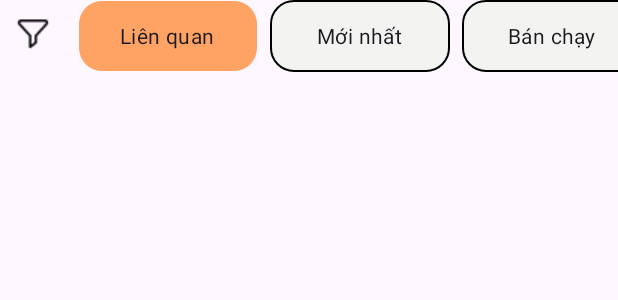
After one commit to AKhoa2109/UniDocs, an Android app: the layout fragment_search_document.xml on its own in the app's theme, with its tools: preview values and no code run, on a phone screen of 412 x 824 dp. The commit adds this screen. Shown: the top 300 px of the screen. Run offline under Robolectric (Android 15) with nearby library versions, the phone set to English and light mode, and no system bars.

Commit message:
Thêm giao diện SearchDocumentFragment

```diff
--- /dev/null
+++ b/app/src/main/res/drawable/custom_radio_button_background.xml
@@ -0,0 +1,9 @@
+<?xml version="1.0" encoding="utf-8"?>
+<shape xmlns:android="http://schemas.android.com/apk/res/android"
+    android:shape="rectangle">
+    <solid android:color="@color/custom_gray"/>
+    <corners android:radius="15dp"/>
+    <stroke
+        android:width="1dp"
+        android:color="@color/black"/>
+</shape>
--- /dev/null
+++ b/app/src/main/res/drawable/custom_radio_button_checked_background.xml
@@ -0,0 +1,9 @@
+<?xml version="1.0" encoding="utf-8"?>
+<shape xmlns:android="http://schemas.android.com/apk/res/android"
+    android:shape="rectangle">
+    <solid android:color="@color/colorSecondary"/>
+    <corners android:radius="15dp"/>
+    <stroke
+        android:width="1dp"
+        android:color="@android:color/transparent"/>
+</shape>
--- /dev/null
+++ b/app/src/main/res/drawable/filter_selector.xml
@@ -0,0 +1,6 @@
+<?xml version="1.0" encoding="utf-8"?>
+<selector xmlns:android="http://schemas.android.com/apk/res/android">
+    <item android:state_checked="true"
+        android:drawable="@drawable/custom_radio_button_checked_background"/>
+    <item android:drawable="@drawable/custom_radio_button_background"/>
+</selector>
--- /dev/null
+++ b/app/src/main/res/drawable/spiner_background.xml
@@ -0,0 +1,9 @@
+<?xml version="1.0" encoding="utf-8"?>
+<shape xmlns:android="http://schemas.android.com/apk/res/android"
+    android:shape="rectangle">
+    <solid android:color="@color/custom_gray"/>
+    <corners android:radius="15dp"/>
+    <stroke
+        android:width="1dp"
+        android:color="@color/black"/>
+</shape>
--- a/app/src/main/res/layout/activity_search.xml
+++ b/app/src/main/res/layout/activity_search.xml
@@ -28,9 +28,10 @@
         <com.google.android.material.card.MaterialCardView
             android:layout_width="0dp"
             android:layout_height="wrap_content"
-            android:layout_weight="1"
+            android:layout_weight="5"
             app:cardBackgroundColor="@color/custom_gray"
             app:cardCornerRadius="12dp"
+            android:layout_marginEnd="5dp"
             app:strokeColor="#e9e9e9">
 
             <LinearLayout
--- /dev/null
+++ b/app/src/main/res/layout/fragment_search_document.xml
@@ -0,0 +1,83 @@
+<?xml version="1.0" encoding="utf-8"?>
+<LinearLayout xmlns:android="http://schemas.android.com/apk/res/android"
+    xmlns:tools="http://schemas.android.com/tools"
+    xmlns:app="http://schemas.android.com/apk/res-auto"
+    android:layout_width="match_parent"
+    android:layout_height="match_parent"
+    android:orientation="vertical"
+    tools:context=".fragment.SearchDocumentFragment">
+
+    <!-- TODO: Update blank fragment layout -->
+    <LinearLayout
+        android:layout_width="match_parent"
+        android:layout_height="wrap_content"
+        android:orientation="horizontal">
+        <ImageView
+            android:id="@+id/ivFilter"
+            android:layout_width="wrap_content"
+            android:layout_height="wrap_content"
+            android:padding="10dp"
+            android:src="@drawable/filter_icon"/>
+        <HorizontalScrollView
+            android:layout_width="0dp"
+            android:layout_height="wrap_content"
+            android:layout_weight="1"
+            android:scrollbars="none"
+            android:fillViewport="true">
+            <LinearLayout
+                android:layout_width="match_parent"
+                android:layout_height="wrap_content"
+                android:orientation="horizontal">
+                <RadioGroup
+                    android:id="@+id/rgSort"
+                    android:layout_width="wrap_content"
+                    android:layout_height="wrap_content"
+                    android:orientation="horizontal"
+                    android:checkedButton="@id/rbRelevant">
+
+                    <RadioButton
+                        android:id="@+id/rbRelevant"
+                        android:layout_width="wrap_content"
+                        android:layout_height="wrap_content"
+                        android:text="Liên quan"
+                        android:minWidth="120dp"
+                        android:button="@android:color/transparent"
+                        android:background="@drawable/filter_selector"
+                        android:textAlignment="center"
+                        android:layout_marginStart="8dp"/>
+
+                    <RadioButton
+                        android:id="@+id/rbNewest"
+                        android:layout_width="wrap_content"
+                        android:layout_height="wrap_content"
+                        android:text="Mới nhất"
+                        android:minWidth="120dp"
+                        android:button="@android:color/transparent"
+                        android:background="@drawable/filter_selector"
+                        android:textAlignment="center"
+                        android:layout_marginStart="8dp"/>
+
+                    <RadioButton
+                        android:id="@+id/rbBestSelling"
+                        android:layout_width="wrap_content"
+                        android:layout_height="wrap_content"
+                        android:text="Bán chạy"
+                        android:minWidth="120dp"
+                        android:button="@android:color/transparent"
+                        android:background="@drawable/filter_selector"
+                        android:textAlignment="center"
+                        android:layout_marginStart="8dp"/>
+                </RadioGroup>
+                <Spinner
+                    android:id="@+id/spPriceSort"
+                    android:layout_width="100dp"
+                    android:layout_height="wrap_content"
+                    android:background="@drawable/spiner_background"
+                    android:layout_marginStart="8dp"
+                    android:spinnerMode="dropdown"/>
+            </LinearLayout>
+
+        </HorizontalScrollView>
+
+    </LinearLayout>
+</LinearLayout>
--- a/app/src/main/res/values/strings.xml
+++ b/app/src/main/res/values/strings.xml
@@ -3,4 +3,8 @@
     <string name="content_description_start_icon">User</string>
     <!-- TODO: Remove or change this placeholder text -->
     <string name="hello_blank_fragment">Hello blank fragment</string>
+    <string-array name="price_sort_options">
+        <item>Giá tăng dần</item>
+        <item>Giá giảm dần</item>
+    </string-array>
 </resources>
```
Also changed, not shown: app/src/main/java/vn/anhkhoa/projectwebsitebantailieu/activity/SearchActivity.java (+28 -10 lines), app/src/main/java/vn/anhkhoa/projectwebsitebantailieu/fragment/SearchDocumentFragment.java (added, +89 -0 lines), app/src/main/res/layout/dialog_filter.xml (added, +84 -0 lines), app/src/main/res/drawable/filter_icon.png (added).
